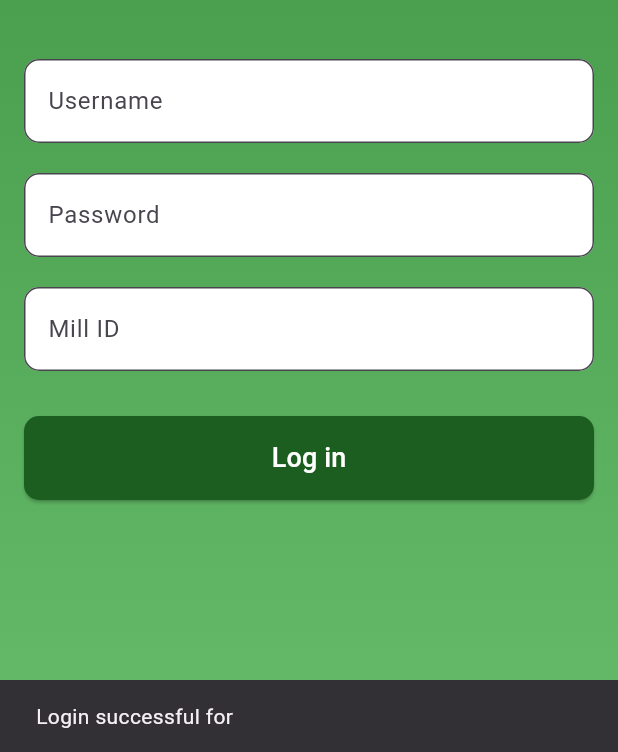
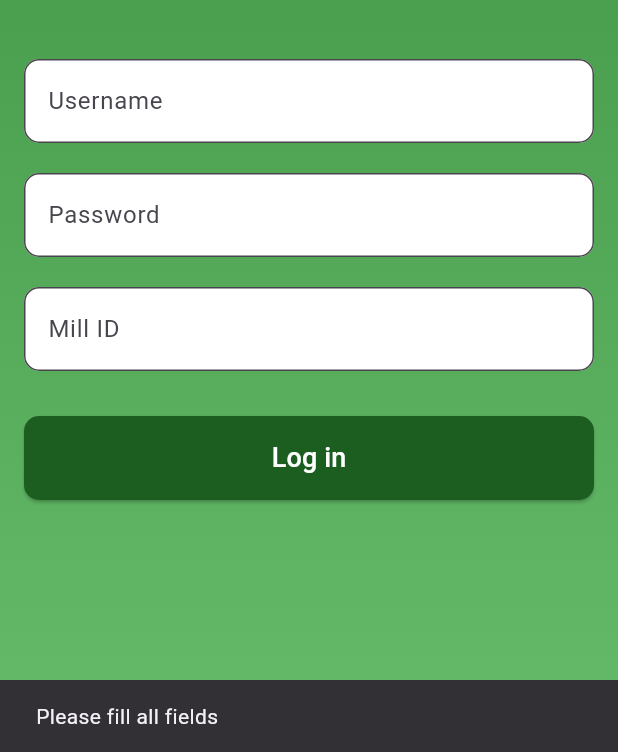
Before and after one commit to tito06/surveyproject, a Flutter app: the screen it shows after launch, after a tap on "Log in", on a phone screen of 412 x 824 dp, the part 484-1236 px from its top. Run offline on Flutter 3.47's test engine with Material 3 defaults, Android fonts, the light colour scheme and no system bars; our stand-ins replace geolocator, shared_preferences; missing offline and left inert: dart:ffi, geodesy; network calls fail.

Commit message:
login added

```diff
--- a/lib/login_screen.dart
+++ b/lib/login_screen.dart
@@ -1,6 +1,6 @@
 import 'package:cane_survey/dashboard_screen.dart';
 import 'package:cane_survey/login_view_model.dart';
-import 'package:cane_survey/new_survey.dart';
+import 'package:cane_survey/shared_pref_helper.dart';
 import 'package:flutter/material.dart';
 
 class LoginScreen extends StatefulWidget {
@@ -28,27 +28,32 @@ class _LoginScreenState extends State<LoginScreen> {
       };
 
       try {
-        final log = await _loginViewModel.login(requestBody);
+        final loginResponse = await _loginViewModel.login(requestBody);
+        if (loginResponse.containsKey('token')) {
+          await SharedPrefHelper.saveToken(loginResponse['token']);
+          Navigator.push(
+            context,
+            MaterialPageRoute(
+                builder: (context) =>
+                    DashboardScreen() // Passing data to the next screen
+                ),
+          );
+        } else {
+          ScaffoldMessenger.of(context).showSnackBar(
+            const SnackBar(content: Text('Login failed. Token not found.')),
+          );
+        }
       } catch (e) {
         print("excepton : $e");
+        ScaffoldMessenger.of(context).showSnackBar(
+          const SnackBar(content: Text('Login failed. Please try again.')),
+        );
       }
-      Navigator.push(
-        context,
-        MaterialPageRoute(
-            builder: (context) =>
-                DashboardScreen() // Passing data to the next screen
-            ),
+    } else {
+      ScaffoldMessenger.of(context).showSnackBar(
+        const SnackBar(content: Text('Please fill all fields')),
       );
-      // ScaffoldMessenger.of(context).showSnackBar(
-      //   SnackBar(content: Text('Please fill all fields')),
-      // );
-      // return;
     }
-
-    // Handle login logic here
-    ScaffoldMessenger.of(context).showSnackBar(
-      SnackBar(content: Text('Login successful for $username')),
-    );
   }
 
   @override
@@ -69,13 +74,13 @@ class _LoginScreenState extends State<LoginScreen> {
               mainAxisAlignment: MainAxisAlignment.center,
               crossAxisAlignment: CrossAxisAlignment.stretch,
               children: [
-                Icon(
+                const Icon(
                   Icons.agriculture,
                   size: 100,
                   color: Colors.white,
                 ),
-                SizedBox(height: 20),
-                Text(
+                const SizedBox(height: 20),
+                const Text(
                   "Cane Survey App",
                   textAlign: TextAlign.center,
                   style: TextStyle(
@@ -84,7 +89,7 @@ class _LoginScreenState extends State<LoginScreen> {
                     color: Colors.white,
                   ),
                 ),
-                SizedBox(height: 40),
+                const SizedBox(height: 40),
                 TextField(
                   controller: _usernameController,
                   decoration: InputDecoration(
@@ -96,7 +101,7 @@ class _LoginScreenState extends State<LoginScreen> {
                     ),
                   ),
                 ),
-                SizedBox(height: 20),
+                const SizedBox(height: 20),
                 TextField(
                   controller: _passwordController,
                   obscureText: true,
@@ -109,7 +114,7 @@ class _LoginScreenState extends State<LoginScreen> {
                     ),
                   ),
                 ),
-                SizedBox(height: 20),
+                const SizedBox(height: 20),
                 TextField(
                   controller: _millIdController,
                   decoration: InputDecoration(
@@ -121,7 +126,7 @@ class _LoginScreenState extends State<LoginScreen> {
                     ),
                   ),
                 ),
-                SizedBox(height: 30),
+                const SizedBox(height: 30),
                 ElevatedButton(
                   onPressed: _submit,
                   style: ElevatedButton.styleFrom(
@@ -131,7 +136,7 @@ class _LoginScreenState extends State<LoginScreen> {
                       borderRadius: BorderRadius.circular(10.0),
                     ),
                   ),
-                  child: Text(
+                  child: const Text(
                     'Log in',
                     style: TextStyle(
                       fontSize: 18,
--- a/pubspec.yaml
+++ b/pubspec.yaml
@@ -40,6 +40,7 @@ dependencies:
   permission_handler: ^11.3.1
   geolocator: ^13.0.2
   flutter_polyline_points: ^2.1.0
+  shared_preferences: ^2.3.3
 
 dev_dependencies:
   flutter_test:
```
Also changed, not shown: lib/add_partition.dart (+13 -1 lines), lib/final_form.dart (+19 -2 lines), lib/login_view_model.dart (+10 -2 lines), lib/new_survey.dart (+21 -4 lines), lib/shared_pref_helper.dart (added, +23 -0 lines), lib/survey_viewmodel.dart (+3 -6 lines), pubspec.lock, 2 other files.
